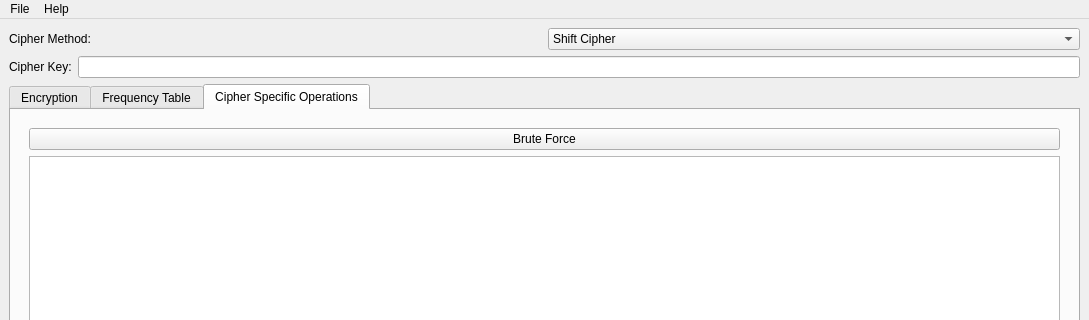
First picture: the form in apps/forms/math_crypto.ui, repository petliukh/cryptography, before the edit; both pictures show x 0 to 1089 and y 0 to 320 of the 1089 by 708 pixel window.
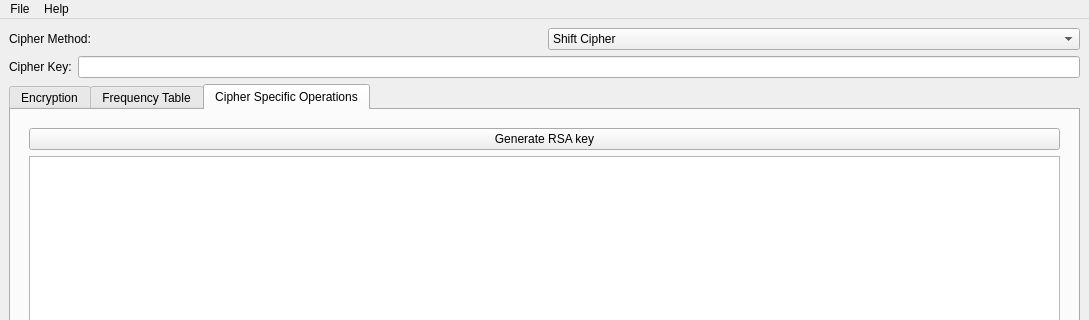
Second picture: the form after the edit. The open tabs and pages were chosen to show the change.

What changed in the file:
```diff
--- a/apps/forms/math_crypto.ui
+++ b/apps/forms/math_crypto.ui
@@ -237,7 +237,7 @@
             <item row="0" column="0">
              <widget class="QPushButton" name="brute_force_btn">
               <property name="text">
-               <string>Brute Force</string>
+               <string>Brute force Shift cipher</string>
               </property>
              </widget>
             </item>
@@ -384,6 +384,20 @@
             </item>
            </layout>
           </widget>
+          <widget class="QWidget" name="rsa_page">
+           <layout class="QGridLayout" name="gridLayout_10">
+            <item row="0" column="0">
+             <widget class="QPushButton" name="rsa_keygen_btn">
+              <property name="text">
+               <string>Generate RSA key</string>
+              </property>
+             </widget>
+            </item>
+            <item row="1" column="0">
+             <widget class="QPlainTextEdit" name="rsa_key_tedit"/>
+            </item>
+           </layout>
+          </widget>
          </widget>
         </item>
        </layout>
```
Left out of the diff: 9 changed lines with no effect on the pictures.
